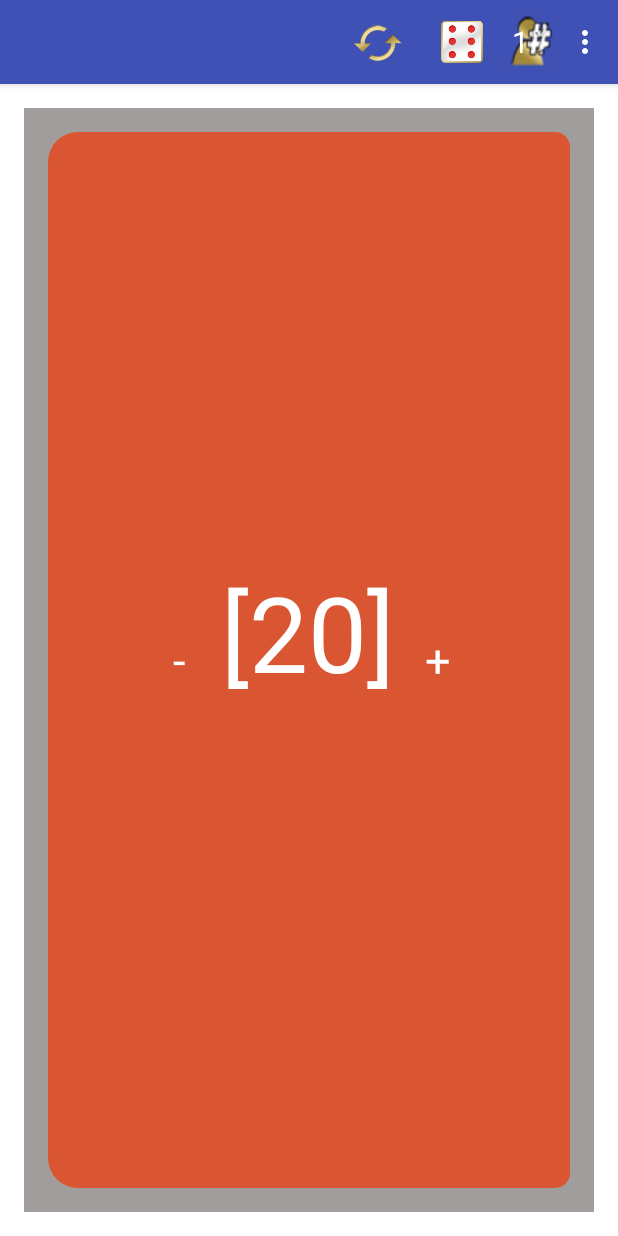
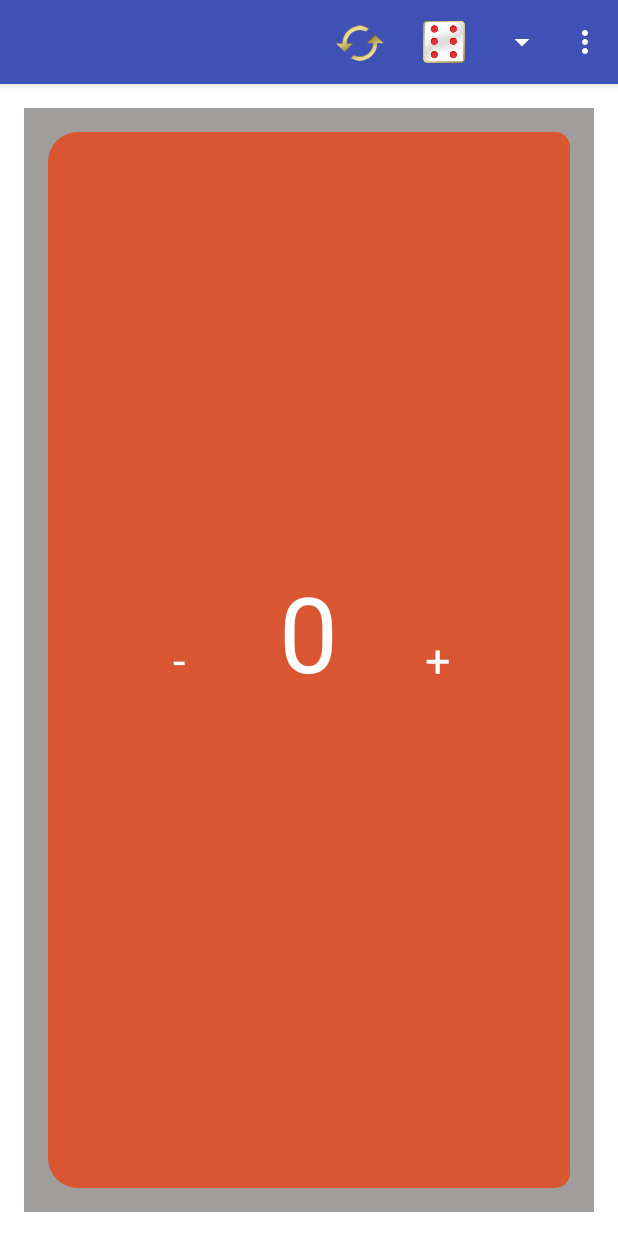
Before and after one commit to changwinstonr/Spindown, an Android app: the screen it shows after launch (MainActivity), on a phone screen of 412 x 824 dp. Run offline under Robolectric (Android 15) with nearby library versions, the phone set to English and light mode, and no system bars; 1 statement that could not run was skipped.

Commit message:
Add refresh to OnePlayer

```diff
--- a/app/src/main/java/affinity/spindown/MainActivity.java
+++ b/app/src/main/java/affinity/spindown/MainActivity.java
@@ -1,9 +1,11 @@
 package affinity.spindown;
 
 
+import android.app.Activity;
 import android.app.Fragment;
 import android.app.FragmentManager;
 import android.content.Intent;
+import android.content.SharedPreferences;
 import android.graphics.Color;
 import android.graphics.PorterDuff;
 import android.os.Bundle;
@@ -26,13 +28,6 @@ import java.util.ArrayList;
 import java.util.List;
 
 public class MainActivity extends AppCompatActivity implements AdapterView.OnItemSelectedListener {
-
-    //Declare global variables
-    public static final int counterPlayerOne    = 20;
-    public static final int counterPlayerTwo    = 20;
-    public static final int counterPlayerThree  = 20;
-    public static final int counterPlayerFour   = 20;
-
 
     //Declare our local variables
     Spinner mSpinner;
@@ -91,17 +86,6 @@ public class MainActivity extends AppCompatActivity implements AdapterView.OnIte
                     CustomPref.class);
             startActivity(settingsActivity);
         }
-
-        //User selects reset icon
-        if(item.getItemId() == R.id.reset){
-
-
-
-
-
-
-        }
-
         return false;
     }
 
@@ -146,14 +130,14 @@ public class MainActivity extends AppCompatActivity implements AdapterView.OnIte
                 break;
 
             //Creates our Player 4
-//            case 3:
-//                fragmentFour = fragmentManager.findFragmentById(R.id.four_player);
-//                if (fragmentFour == null) {
-//                    fragmentManager.beginTransaction().add(R.id.fragmentHolder, new
-//                            FourPlayerActivity()).commit();
-//                }
-//                Toast.makeText(MainActivity.this, "Four Players", Toast.LENGTH_SHORT).show();
-//                break;
+            case 3:
+                fragmentFour = fragmentManager.findFragmentById(R.id.four_player);
+                if (fragmentFour == null) {
+                    fragmentManager.beginTransaction().add(R.id.fragmentHolder, new
+                            FourPlayerActivity()).commit();
+                }
+                Toast.makeText(MainActivity.this, "Four Players", Toast.LENGTH_SHORT).show();
+                break;
 
             //Default to a toast. Needn't be worried by this, gov'nor!
             default:
--- a/app/src/main/java/affinity/spindown/OnePlayerActivity.java
+++ b/app/src/main/java/affinity/spindown/OnePlayerActivity.java
@@ -1,9 +1,15 @@
 package affinity.spindown;
 
+import android.app.Activity;
 import android.app.Fragment;
+import android.content.Intent;
+import android.content.SharedPreferences;
 import android.graphics.Typeface;
 import android.os.Bundle;
 import android.view.LayoutInflater;
+import android.view.Menu;
+import android.view.MenuInflater;
+import android.view.MenuItem;
 import android.view.View;
 import android.view.ViewGroup;
 import android.widget.Button;
@@ -12,7 +18,7 @@ import android.widget.TextView;
 
 public class OnePlayerActivity extends Fragment {
 
-        Button getRight, getLeft, Reset;
+        Button getRight, getLeft;
         TextView tv;
         int counterPlayer;
 
@@ -20,7 +26,7 @@ public class OnePlayerActivity extends Fragment {
         public void onCreate(Bundle savedInstanceState) {
             super.onCreate(savedInstanceState);
             //Edit counter with settings options; for now, default: 0
-            counterPlayer = 20;
+            setHasOptionsMenu(true);
         }
 
         @Override
@@ -59,4 +65,43 @@ public class OnePlayerActivity extends Fragment {
 
             return view;
         }
+    @Override
+    public void onCreateOptionsMenu(Menu menu, MenuInflater inflater) {
+        //Inflate our spinner; this is a special case because of fragment (needs inflater)
+        menu.clear();
+        inflater.inflate(R.menu.menu_layout, menu);
     }
+    @Override
+    public boolean onOptionsItemSelected(MenuItem item) {
+        //User selects settings icon
+        if (item.getItemId() == R.id.reset) {
+            updateUI();
+        }
+        return false;
+    }
+
+    @Override
+    public void onResume(){
+        super.onResume();
+        updateUI();
+     }
+
+    public void updateUI(){
+        SharedPreferences customSharedPreference = getActivity().getSharedPreferences
+                ("customSharedPrefs",
+                        Activity.MODE_PRIVATE);
+
+        if(customSharedPreference.getBoolean("radioButtonTwenty", false)){
+            counterPlayer = 20;
+        }
+        else if(customSharedPreference.getBoolean("radioButtonThirty", false)){
+            counterPlayer = 30;
+        }
+        else if(customSharedPreference.getBoolean("radioButtonForty", false)){
+            counterPlayer = 40;
+        }
+
+        String counter = Integer.toString(counterPlayer);
+        tv.setText(counter);
+    }
+}
```
Also changed, not shown: app/src/main/java/affinity/spindown/FourPlayerActivity.java (+146 -145 lines), app/src/main/java/affinity/spindown/LifeCountPref.java (deleted, +0 -29 lines).
